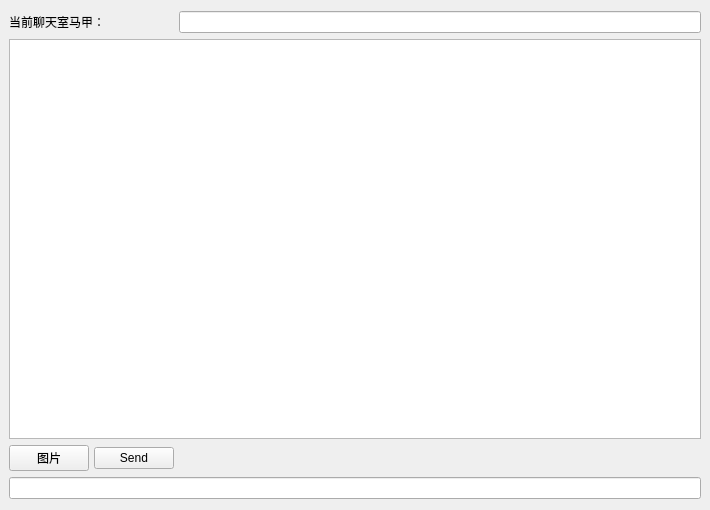
Before: the Qt Designer form client/client/chat.ui in l1xiaobei/QT_Chat, drawn with Qt 5.
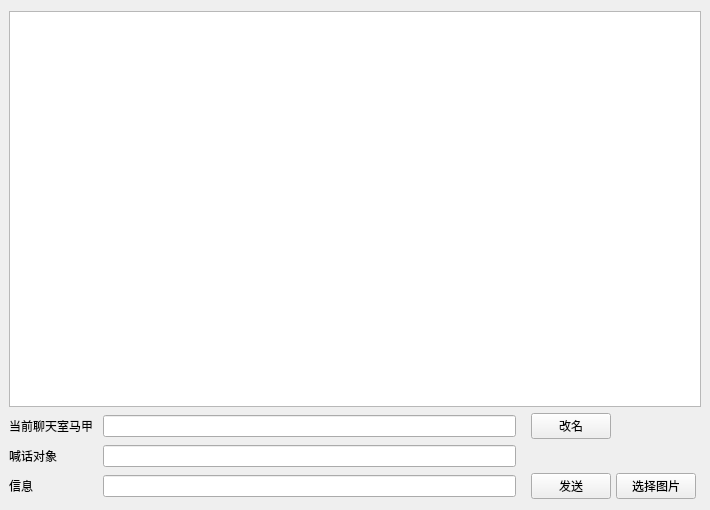
After: the same form once the commit is applied.

```diff
--- a/client/client/chat.ui
+++ b/client/client/chat.ui
@@ -13,7 +13,7 @@
   <property name="windowTitle">
    <string>Form</string>
   </property>
-  <layout class="QGridLayout" name="gridLayout_2" columnstretch="0,0,0">
+  <layout class="QGridLayout" name="gridLayout_2" columnstretch="0,0,0,0,0,0,0,0,0">
    <property name="sizeConstraint">
     <enum>QLayout::SetDefaultConstraint</enum>
    </property>
@@ -26,33 +26,57 @@
    <property name="horizontalSpacing">
     <number>5</number>
    </property>
-   <item row="1" column="0" colspan="3">
-    <widget class="QTextEdit" name="chatText"/>
+   <item row="4" column="0">
+    <widget class="QLabel" name="targetLabel">
+     <property name="text">
+      <string>喊话对象</string>
+     </property>
+    </widget>
    </item>
-   <item row="0" column="0" colspan="2">
+   <item row="3" column="2">
+    <widget class="QLineEdit" name="nameLine"/>
+   </item>
+   <item row="4" column="2">
+    <widget class="QLineEdit" name="targetLine"/>
+   </item>
+   <item row="3" column="0">
     <widget class="QLabel" name="nameLabel">
      <property name="text">
-      <string>当前聊天室马甲：</string>
+      <string>当前聊天室马甲</string>
      </property>
     </widget>
    </item>
-   <item row="3" column="0" colspan="3">
+   <item row="6" column="2">
     <widget class="QLineEdit" name="sendLine"/>
    </item>
-   <item row="2" column="0">
-    <widget class="QPushButton" name="imageButton">
+   <item row="6" column="0">
+    <widget class="QLabel" name="label">
      <property name="text">
-      <string>图片</string>
+      <string>信息</string>
      </property>
     </widget>
    </item>
-   <item row="0" column="2">
-    <widget class="QLineEdit" name="nameLine"/>
-   </item>
-   <item row="2" column="1">
+   <item row="6" column="5">
     <widget class="QPushButton" name="sendButton">
      <property name="text">
-      <string>Send</string>
+      <string>发送</string>
+     </property>
+    </widget>
+   </item>
+   <item row="1" column="0" colspan="8">
+    <widget class="QTextEdit" name="chatText"/>
+   </item>
+   <item row="6" column="6">
+    <widget class="QPushButton" name="imageButton">
+     <property name="text">
+      <string>选择图片</string>
+     </property>
+    </widget>
+   </item>
+   <item row="3" column="5">
+    <widget class="QPushButton" name="changeButton">
+     <property name="text">
+      <string>改名</string>
      </property>
     </widget>
    </item>
```
